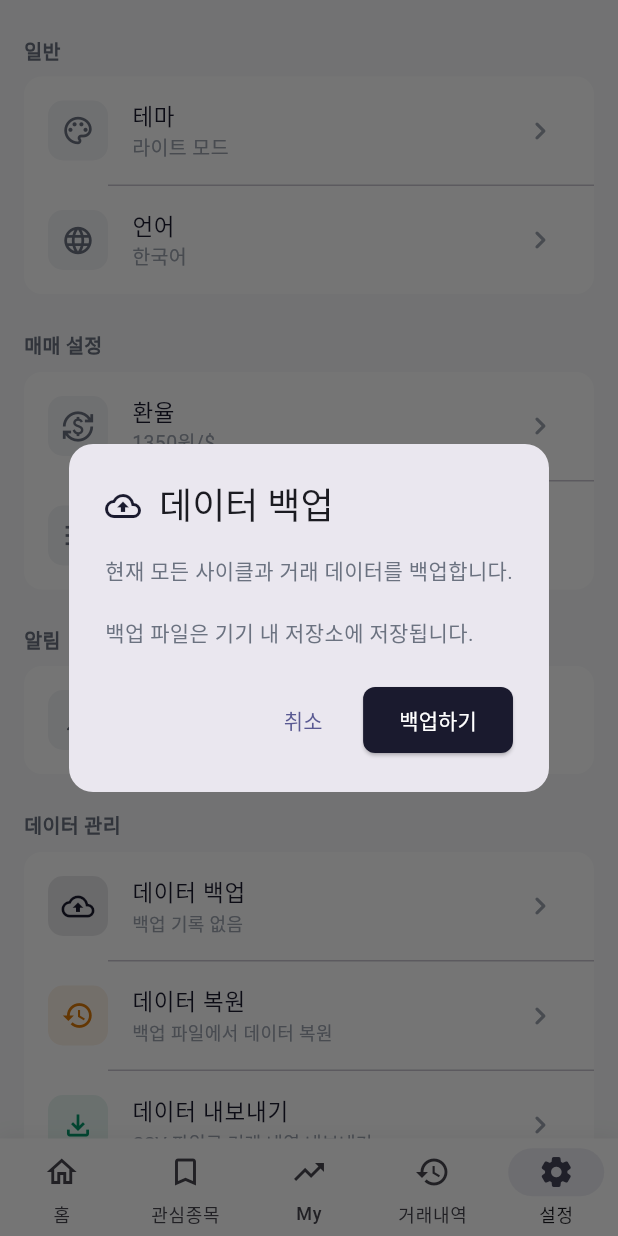
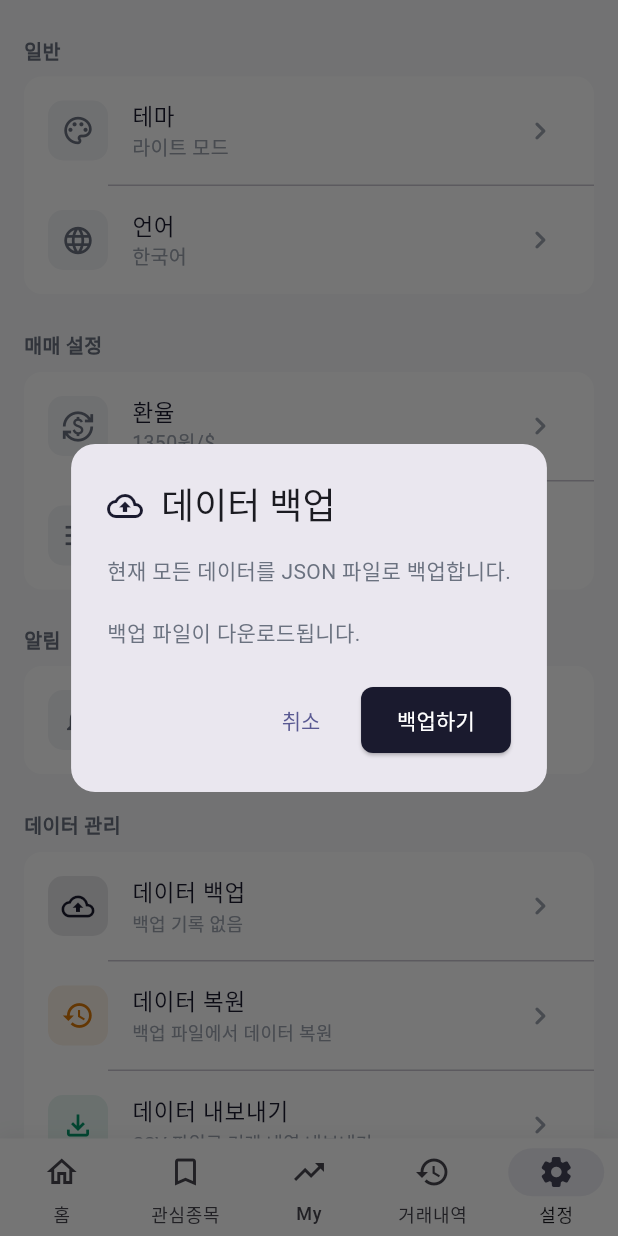
Before and after one commit to Juhyunkyu/jstock, a Flutter app: the SettingsScreen screen opened by its route, after a tap on "데이터 백업", on a phone screen of 412 x 824 dp. Run offline on Flutter 3.47's test engine with Material 3 defaults, Android fonts, the phone set to English and light mode, and no system bars; our stand-ins replace dio, fl_chart, flutter_local_notifications, flutter_riverpod, go_router, hive and 3 more; missing offline and left inert: dart:js_interop, workmanager; accounts and stored records are empty; network calls fail; Roboto replaces fonts that are missing (Pretendard).

Commit message:
Implement data backup/restore/export/reset functionality
Add complete data management for all 7 Hive boxes (settings, cycles,
trades, watchlist, holdings, holding_transactions, notifications):
- Add toJson/fromJson to all Hive models for JSON serialization
- Add clearAll() to cycle, trade, holding repositories
- Create DataManagementService with backup, restore, CSV export, reset
- Create WebFileService for browser file download/upload via package:web
- Connect all 4 settings buttons to real implementations
- Backup downloads JSON, export downloads CSV, restore picks JSON file

Co-Authored-By: Claude Opus 4.6 <noreply@anthropic.com>

```diff
--- a/lib/data/models/cycle.dart
+++ b/lib/data/models/cycle.dart
@@ -342,6 +342,53 @@ class Cycle extends HiveObject implements StrategyPosition {
   @override
   bool get isActive => totalShares > 0 && status == CycleStatus.active;
 
+  Map<String, dynamic> toJson() => {
+        'id': id,
+        'ticker': ticker,
+        'cycleNumber': cycleNumber,
+        'seedAmount': seedAmount,
+        'initialEntryAmount': initialEntryAmount,
+        'initialEntryPrice': initialEntryPrice,
+        'averagePrice': averagePrice,
+        'totalShares': totalShares,
+        'totalInvestedAmount': totalInvestedAmount,
+        'remainingCash': remainingCash,
+        'panicUsed': panicUsed,
+        'status': status.name,
+        'buyTrigger': buyTrigger,
+        'sellTrigger': sellTrigger,
+        'panicTrigger': panicTrigger,
+        'startDate': startDate.toIso8601String(),
+        'endDate': endDate?.toIso8601String(),
+        'exchangeRate': exchangeRate,
+      };
+
+  factory Cycle.fromJson(Map<String, dynamic> json) {
+    final cycle = Cycle(
+      id: json['id'] as String,
+      ticker: json['ticker'] as String,
+      cycleNumber: json['cycleNumber'] as int,
+      seedAmount: (json['seedAmount'] as num).toDouble(),
+      initialEntryPrice: (json['initialEntryPrice'] as num).toDouble(),
+      exchangeRate: (json['exchangeRate'] as num).toDouble(),
+      buyTrigger: (json['buyTrigger'] as num?)?.toDouble() ?? FormulaConstants.buyTriggerPercent,
+      sellTrigger: (json['sellTrigger'] as num?)?.toDouble() ?? FormulaConstants.sellTriggerPercent,
+      panicTrigger: (json['panicTrigger'] as num?)?.toDouble() ?? FormulaConstants.panicTriggerPercent,
+      startDate: DateTime.parse(json['startDate'] as String),
+    );
+    cycle.averagePrice = (json['averagePrice'] as num).toDouble();
+    cycle.totalShares = (json['totalShares'] as num).toDouble();
+    cycle.totalInvestedAmount = (json['totalInvestedAmount'] as num).toDouble();
+    cycle.remainingCash = (json['remainingCash'] as num).toDouble();
+    cycle.panicUsed = json['panicUsed'] as bool? ?? false;
+    cycle.status = CycleStatus.values.firstWhere(
+      (e) => e.name == json['status'],
+      orElse: () => CycleStatus.active,
+    );
+    cycle.endDate = json['endDate'] != null ? DateTime.parse(json['endDate'] as String) : null;
+    return cycle;
+  }
+
   @override
   String toString() {
     return 'Cycle(id: $id, ticker: $ticker, #$cycleNumber, '
--- a/lib/data/models/holding.dart
+++ b/lib/data/models/holding.dart
@@ -227,6 +227,39 @@ class Holding extends HiveObject implements TradingPosition {
   /// 수량 (정수로 반환)
   int get quantity => totalShares.toInt();
 
+  Map<String, dynamic> toJson() => {
+        'id': id,
+        'ticker': ticker,
+        'name': name,
+        'totalShares': totalShares,
+        'averagePrice': averagePrice,
+        'totalInvestedAmount': totalInvestedAmount,
+        'startDate': startDate.toIso8601String(),
+        'updatedAt': updatedAt.toIso8601String(),
+        'exchangeRate': exchangeRate,
+        'notes': notes,
+        'isArchived': isArchived,
+      };
+
+  factory Holding.fromJson(Map<String, dynamic> json) {
+    final holding = Holding(
+      id: json['id'] as String,
+      ticker: json['ticker'] as String,
+      name: json['name'] as String,
+      exchangeRate: (json['exchangeRate'] as num).toDouble(),
+      startDate: json['startDate'] != null ? DateTime.parse(json['startDate'] as String) : null,
+      notes: json['notes'] as String?,
+      isArchived: json['isArchived'] as bool?,
+    );
+    holding.totalShares = (json['totalShares'] as num?)?.toDouble() ?? 0;
+    holding.averagePrice = (json['averagePrice'] as num?)?.toDouble() ?? 0;
+    holding.totalInvestedAmount = (json['totalInvestedAmount'] as num?)?.toDouble() ?? 0;
+    holding.updatedAt = json['updatedAt'] != null
+        ? DateTime.parse(json['updatedAt'] as String)
+        : DateTime.now();
+    return holding;
+  }
+
   @override
   String toString() {
     return 'Holding(id: $id, ticker: $ticker, name: $name, '
--- a/lib/data/models/holding_transaction.dart
+++ b/lib/data/models/holding_transaction.dart
@@ -94,6 +94,39 @@ class HoldingTransaction extends HiveObject {
   /// 거래 금액 (USD)
   double get amountUsd => price * shares;
 
+  Map<String, dynamic> toJson() => {
+        'id': id,
+        'holdingId': holdingId,
+        'ticker': ticker,
+        'date': date.toIso8601String(),
+        'type': type.name,
+        'price': price,
+        'shares': shares,
+        'amountKrw': amountKrw,
+        'exchangeRate': exchangeRate,
+        'note': note,
+        'isInitialPurchase': isInitialPurchase,
+        'realizedPnlKrw': realizedPnlKrw,
+      };
+
+  factory HoldingTransaction.fromJson(Map<String, dynamic> json) => HoldingTransaction(
+        id: json['id'] as String,
+        holdingId: json['holdingId'] as String,
+        ticker: json['ticker'] as String,
+        date: DateTime.parse(json['date'] as String),
+        type: HoldingTransactionType.values.firstWhere(
+          (e) => e.name == json['type'],
+          orElse: () => HoldingTransactionType.buy,
+        ),
+        price: (json['price'] as num).toDouble(),
+        shares: (json['shares'] as num).toDouble(),
+        amountKrw: (json['amountKrw'] as num).toDouble(),
+        exchangeRate: (json['exchangeRate'] as num).toDouble(),
+        note: json['note'] as String?,
+        isInitialPurchase: json['isInitialPurchase'] as bool? ?? false,
+        realizedPnlKrw: (json['realizedPnlKrw'] as num?)?.toDouble(),
+      );
+
   @override
   String toString() {
     final typeStr = isBuy ? '매수' : '매도';
--- a/lib/data/models/notification_record.dart
+++ b/lib/data/models/notification_record.dart
@@ -42,4 +42,24 @@ class NotificationRecord extends HiveObject {
     required this.triggeredAt,
     this.isRead = false,
   });
+
+  Map<String, dynamic> toJson() => {
+        'id': id,
+        'ticker': ticker,
+        'title': title,
+        'body': body,
+        'type': type,
+        'triggeredAt': triggeredAt.toIso8601String(),
+        'isRead': isRead,
+      };
+
+  factory NotificationRecord.fromJson(Map<String, dynamic> json) => NotificationRecord(
+        id: json['id'] as String,
+        ticker: json['ticker'] as String,
+        title: json['title'] as String,
+        body: json['body'] as String,
+        type: json['type'] as String,
+        triggeredAt: DateTime.parse(json['triggeredAt'] as String),
+        isRead: json['isRead'] as bool? ?? false,
+      );
 }
--- a/lib/data/models/settings.dart
+++ b/lib/data/models/settings.dart
@@ -152,6 +152,44 @@ class Settings extends HiveObject {
     );
   }
 
+  Map<String, dynamic> toJson() => {
+        'exchangeRate': exchangeRate,
+        'useRealtimeRate': useRealtimeRate,
+        'notifyBuySignal': notifyBuySignal,
+        'notifySellSignal': notifySellSignal,
+        'notifyPanicSignal': notifyPanicSignal,
+        'notifyDailySummary': notifyDailySummary,
+        'checkIntervalMinutes': checkIntervalMinutes,
+        'defaultEntryRatio': defaultEntryRatio,
+        'defaultBuyTrigger': defaultBuyTrigger,
+        'defaultSellTrigger': defaultSellTrigger,
+        'defaultPanicTrigger': defaultPanicTrigger,
+        'useDarkMode': useDarkMode,
+        'lastBackupDate': lastBackupDate?.toIso8601String(),
+        'fearGreedAlertEnabled': fearGreedAlertEnabled,
+        'fearGreedAlertValue': fearGreedAlertValue,
+        'fearGreedAlertDirection': fearGreedAlertDirection,
+      };
+
+  factory Settings.fromJson(Map<String, dynamic> json) => Settings(
+        exchangeRate: (json['exchangeRate'] as num?)?.toDouble() ?? AppConstants.defaultExchangeRate,
+        useRealtimeRate: json['useRealtimeRate'] as bool? ?? false,
+        notifyBuySignal: json['notifyBuySignal'] as bool? ?? true,
+        notifySellSignal: json['notifySellSignal'] as bool? ?? true,
+        notifyPanicSignal: json['notifyPanicSignal'] as bool? ?? true,
+        notifyDailySummary: json['notifyDailySummary'] as bool? ?? false,
+        checkIntervalMinutes: json['checkIntervalMinutes'] as int? ?? AppConstants.defaultCheckIntervalMinutes,
+        defaultEntryRatio: (json['defaultEntryRatio'] as num?)?.toDouble() ?? FormulaConstants.initialEntryRatio,
+        defaultBuyTrigger: (json['defaultBuyTrigger'] as num?)?.toDouble() ?? FormulaConstants.buyTriggerPercent,
+        defaultSellTrigger: (json['defaultSellTrigger'] as num?)?.toDouble() ?? FormulaConstants.sellTriggerPercent,
+        defaultPanicTrigger: (json['defaultPanicTrigger'] as num?)?.toDouble() ?? FormulaConstants.panicTriggerPercent,
+        useDarkMode: json['useDarkMode'] as bool? ?? false,
+        lastBackupDate: json['lastBackupDate'] != null ? DateTime.parse(json['lastBackupDate'] as String) : null,
+        fearGreedAlertEnabled: json['fearGreedAlertEnabled'] as bool? ?? false,
+        fearGreedAlertValue: json['fearGreedAlertValue'] as int? ?? 25,
+        fearGreedAlertDirection: json['fearGreedAlertDirection'] as int? ?? 0,
+      );
+
   @override
   String toString() {
     return 'Settings(exchangeRate: $exchangeRate, buyTrigger: $defaultBuyTrigger, '
--- a/lib/data/models/trade.dart
+++ b/lib/data/models/trade.dart
@@ -176,6 +176,41 @@ class Trade extends HiveObject {
     );
   }
 
+  Map<String, dynamic> toJson() => {
+        'id': id,
+        'cycleId': cycleId,
+        'ticker': ticker,
+        'date': date.toIso8601String(),
+        'action': action.name,
+        'price': price,
+        'shares': shares,
+        'recommendedAmount': recommendedAmount,
+        'actualAmount': actualAmount,
+        'isExecuted': isExecuted,
+        'lossRate': lossRate,
+        'returnRate': returnRate,
+        'note': note,
+      };
+
+  factory Trade.fromJson(Map<String, dynamic> json) => Trade(
+        id: json['id'] as String,
+        cycleId: json['cycleId'] as String,
+        ticker: json['ticker'] as String,
+        date: DateTime.parse(json['date'] as String),
+        action: TradeAction.values.firstWhere(
+          (e) => e.name == json['action'],
+          orElse: () => TradeAction.initialBuy,
+        ),
+        price: (json['price'] as num).toDouble(),
+        shares: (json['shares'] as num).toDouble(),
+        recommendedAmount: (json['recommendedAmount'] as num).toDouble(),
+        actualAmount: (json['actualAmount'] as num?)?.toDouble(),
+        isExecuted: json['isExecuted'] as bool? ?? false,
+        lossRate: (json['lossRate'] as num?)?.toDouble() ?? 0.0,
+        returnRate: (json['returnRate'] as num?)?.toDouble() ?? 0.0,
+        note: json['note'] as String?,
+      );
+
   @override
   String toString() {
     return 'Trade($actionEmoji $actionDisplayName, $ticker @ \$$price × $shares, '
--- a/lib/data/models/watchlist_item.dart
+++ b/lib/data/models/watchlist_item.dart
@@ -152,6 +152,38 @@ class WatchlistItem extends HiveObject {
   /// 지수 여부
   bool get isIndex => type == 'INDEX';
 
+  Map<String, dynamic> toJson() => {
+        'ticker': ticker,
+        'name': name,
+        'exchange': exchange,
+        'type': type,
+        'addedAt': addedAt.toIso8601String(),
+        'note': note,
+        'alertPrice': alertPrice,
+        'sortOrder': sortOrder,
+        'alertType': alertType,
+        'alertBasePrice': alertBasePrice,
+        'alertPercent': alertPercent,
+        'alertDirection': alertDirection,
+        'alertTargetDirection': alertTargetDirection,
+      };
+
+  factory WatchlistItem.fromJson(Map<String, dynamic> json) => WatchlistItem(
+        ticker: json['ticker'] as String,
+        name: json['name'] as String,
+        exchange: json['exchange'] as String,
+        type: json['type'] as String,
+        addedAt: json['addedAt'] != null ? DateTime.parse(json['addedAt'] as String) : null,
+        note: json['note'] as String?,
+        alertPrice: (json['alertPrice'] as num?)?.toDouble(),
+        sortOrder: json['sortOrder'] as int? ?? 0,
+        alertType: json['alertType'] as int?,
+        alertBasePrice: (json['alertBasePrice'] as num?)?.toDouble(),
+        alertPercent: (json['alertPercent'] as num?)?.toDouble(),
+        alertDirection: json['alertDirection'] as int?,
+        alertTargetDirection: json['alertTargetDirection'] as int?,
+      );
+
   /// 복사본 생성
   WatchlistItem copyWith({
     String? ticker,
--- a/lib/data/repositories/cycle_repository.dart
+++ b/lib/data/repositories/cycle_repository.dart
@@ -82,6 +82,11 @@ class CycleRepository {
     return cycles.first.cycleNumber + 1;
   }
 
+  /// 전체 삭제
+  Future<void> clearAll() async {
+    await box.clear();
+  }
+
   /// Box 닫기
   Future<void> close() async {
     await _box?.close();
--- a/lib/data/repositories/holding_repository.dart
+++ b/lib/data/repositories/holding_repository.dart
@@ -122,6 +122,12 @@ class HoldingRepository {
     return holdingBox.values.fold(0.0, (sum, h) => sum + h.totalInvestedAmount);
   }
 
+  /// 전체 삭제 (holdings + transactions)
+  Future<void> clearAll() async {
+    await holdingBox.clear();
+    await transactionBox.clear();
+  }
+
   /// Box 닫기
   Future<void> close() async {
     await _holdingBox?.close();
--- a/lib/data/repositories/trade_repository.dart
+++ b/lib/data/repositories/trade_repository.dart
@@ -107,6 +107,11 @@ class TradeRepository {
     return counts;
   }
 
+  /// 전체 삭제
+  Future<void> clearAll() async {
+    await box.clear();
+  }
+
   /// Box 닫기
   Future<void> close() async {
     await _box?.close();
--- a/lib/presentation/providers/providers.dart
+++ b/lib/presentation/providers/providers.dart
@@ -18,3 +18,4 @@ export 'portfolio_providers.dart';
 export 'market_data_providers.dart';
 export 'fear_greed_providers.dart';
 export 'notification_history_provider.dart';
+export 'data_management_providers.dart';
--- a/lib/presentation/widgets/settings/backup_restore.dart
+++ b/lib/presentation/widgets/settings/backup_restore.dart
@@ -6,6 +6,7 @@ class BackupRestoreSection extends StatelessWidget {
   final VoidCallback onBackup;
   final VoidCallback onRestore;
   final VoidCallback onExport;
+  final VoidCallback onReset;
   final DateTime? lastBackupDate;
 
   const BackupRestoreSection({
@@ -13,6 +14,7 @@ class BackupRestoreSection extends StatelessWidget {
     required this.onBackup,
     required this.onRestore,
     required this.onExport,
+    required this.onReset,
     this.lastBackupDate,
   });
 
@@ -102,7 +104,7 @@ class BackupRestoreSection extends StatelessWidget {
           ],
         ),
         content: const Text(
-          '현재 모든 사이클과 거래 데이터를 백업합니다.\n\n백업 파일은 기기 내 저장소에 저장됩니다.',
+          '현재 모든 데이터를 JSON 파일로 백업합니다.\n\n백업 파일이 다운로드됩니다.',
         ),
         actions: [
           TextButton(
@@ -113,12 +115,6 @@ class BackupRestoreSection extends StatelessWidget {
             onPressed: () {
               Navigator.pop(context);
               onBackup();
-              ScaffoldMessenger.of(context).showSnackBar(
-                const SnackBar(
-                  content: Text('백업이 완료되었습니다'),
-                  backgroundColor: AppColors.green500,
-                ),
-              );
             },
             style: ElevatedButton.styleFrom(
               backgroundColor: AppColors.primary,
@@ -191,12 +187,6 @@ class BackupRestoreSection extends StatelessWidget {
             onPressed: () {
               Navigator.pop(context);
               onExport();
-              ScaffoldMessenger.of(context).showSnackBar(
-                const SnackBar(
-                  content: Text('내보내기가 완료되었습니다'),
-                  backgroundColor: AppColors.green500,
-                ),
-              );
             },
             style: ElevatedButton.styleFrom(
               backgroundColor: AppColors.green600,
@@ -232,13 +222,7 @@ class BackupRestoreSection extends StatelessWidget {
           ElevatedButton(
             onPressed: () {
               Navigator.pop(context);
-              // TODO: 데이터 초기화 로직
-              ScaffoldMessenger.of(context).showSnackBar(
-                const SnackBar(
-                  content: Text('모든 데이터가 삭제되었습니다'),
-                  backgroundColor: AppColors.red500,
-                ),
-              );
+              onReset();
             },
             style: ElevatedButton.styleFrom(
               backgroundColor: AppColors.red500,
```
Also changed, not shown: lib/data/services/data/data_management_service.dart (added, +193 -0 lines), lib/data/services/data/web_file_service.dart (added, +126 -0 lines), lib/presentation/providers/data_management_providers.dart (added, +17 -0 lines), lib/presentation/screens/settings/settings_screen.dart (+88 -3 lines).
